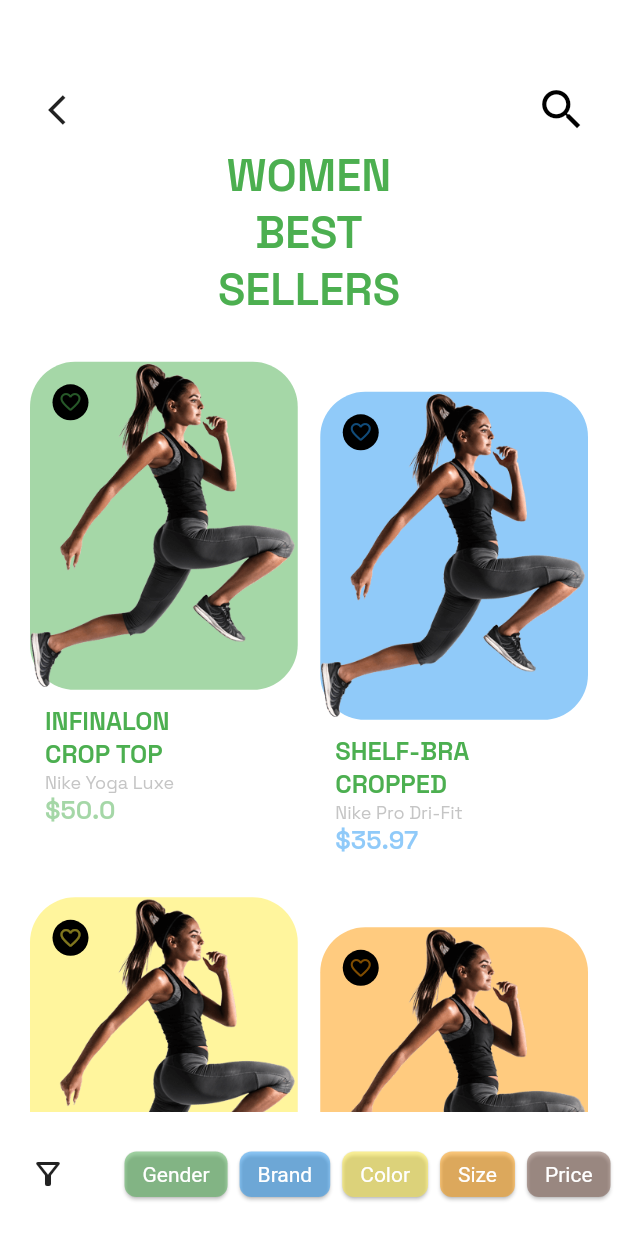
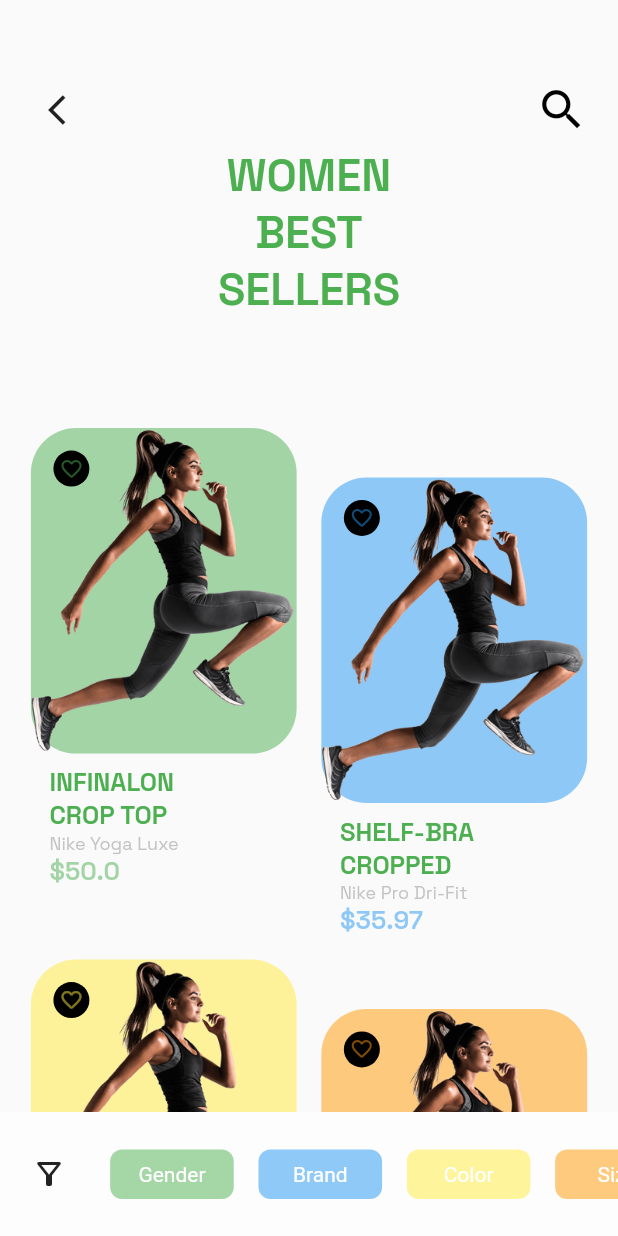
Before and after one commit to junaidalibacha/Clothing_App, a Flutter app: the screen it shows after launch, item 2 of the bottom bar chosen, on a phone screen of 412 x 824 dp. Run offline on Flutter 3.47's test engine with Material 2 defaults, Android fonts, the phone set to English and light mode, and no system bars; our stand-ins replace carousel_slider, get, google_fonts.

Commit message:
code commited

```diff
--- a/lib/main.dart
+++ b/lib/main.dart
@@ -12,14 +12,9 @@ class MyApp extends StatelessWidget {
 
   @override
   Widget build(BuildContext context) {
-    return GetMaterialApp(
+    return const GetMaterialApp(
       debugShowCheckedModeBanner: false,
-      theme: ThemeData(
-        primaryColor: Colors.green,
-        primarySwatch: Colors.green,
-        scaffoldBackgroundColor: Colors.white,
-      ),
-      home: const HomeScreen(),
+      home: HomeScreen(),
     );
   }
 }
--- a/lib/ui/views/homeScreen_view/home_screen.dart
+++ b/lib/ui/views/homeScreen_view/home_screen.dart
@@ -16,25 +16,7 @@ class HomeScreen extends StatelessWidget {
     return SafeArea(
       child: Scaffold(
         extendBodyBehindAppBar: true,
-        appBar: AppBar(
-          automaticallyImplyLeading: false,
-          backgroundColor: Colors.transparent,
-          elevation: 0,
-          bottom: PreferredSize(
-            child: const Align(
-              alignment: Alignment.centerRight,
-              child: Padding(
-                padding: EdgeInsets.only(right: 20),
-                child: Icon(
-                  Icons.search,
-                  color: Colors.black,
-                  size: 35,
-                ),
-              ),
-            ),
-            preferredSize: Size(width, height * 0.05),
-          ),
-        ),
+        appBar: _buildAppBar(),
         body: Container(
           height: height * 0.85,
           width: width,
@@ -50,7 +32,7 @@ class HomeScreen extends StatelessWidget {
             ),
           ),
           child: Padding(
-            padding: const EdgeInsets.symmetric(horizontal: 20),
+            padding: EdgeInsets.symmetric(horizontal: width * 0.05),
             child: Column(
               children: <Widget>[
                 const Spacer(flex: 2),
@@ -75,6 +57,28 @@ class HomeScreen extends StatelessWidget {
     );
   }
 
+  AppBar _buildAppBar() {
+    return AppBar(
+      automaticallyImplyLeading: false,
+      backgroundColor: Colors.transparent,
+      elevation: 0,
+      bottom: PreferredSize(
+        child: Align(
+          alignment: Alignment.centerRight,
+          child: Padding(
+            padding: EdgeInsets.only(right: width * 0.05),
+            child: const Icon(
+              Icons.search,
+              color: Colors.black,
+              size: 35,
+            ),
+          ),
+        ),
+        preferredSize: Size(width, height * 0.05),
+      ),
+    );
+  }
+
   TextButton _buildTextButton({
     required VoidCallback onTap,
     required String text,
--- a/lib/ui/views/women_bestSellers_view/women_best_sellers_screen.dart
+++ b/lib/ui/views/women_bestSellers_view/women_best_sellers_screen.dart
@@ -56,18 +56,18 @@ class WomenBestSellersScreen extends StatelessWidget {
                   itemCount: sellersList.length,
                   shrinkWrap: true,
                   physics: const NeverScrollableScrollPhysics(),
-                  padding:
-                      const EdgeInsets.symmetric(horizontal: 20, vertical: 30),
-                  gridDelegate: const SliverGridDelegateWithFixedCrossAxisCount(
+                  padding: EdgeInsets.symmetric(
+                      horizontal: width * 0.05, vertical: height * 0.09),
+                  gridDelegate: SliverGridDelegateWithFixedCrossAxisCount(
                     crossAxisCount: 2,
                     childAspectRatio: 0.5,
-                    crossAxisSpacing: 15,
+                    crossAxisSpacing: width * 0.04,
                     // mainAxisSpacing: 10,
                   ),
                   itemBuilder: (context, index) => Padding(
                     padding: EdgeInsets.only(
-                      top: index.isOdd ? 20 : 0,
-                      bottom: index.isEven ? 20 : 0,
+                      top: index.isOdd ? height * 0.04 : 0,
+                      bottom: index.isEven ? height * 0.04 : 0,
                     ),
                     child: _buildProductCard(_colorList, index),
                   ),
@@ -114,11 +114,11 @@ class WomenBestSellersScreen extends StatelessWidget {
             ),
           ],
         ),
-        const SizedBox(
-          height: 10,
+        SizedBox(
+          height: height * 0.01,
         ),
         Padding(
-          padding: const EdgeInsets.only(left: 10),
+          padding: EdgeInsets.only(left: width * 0.03),
           child: Column(
             crossAxisAlignment: CrossAxisAlignment.start,
             children: [
@@ -148,27 +148,26 @@ class WomenBestSellersScreen extends StatelessWidget {
         width: width,
         child: Row(
           children: [
-            const Padding(
-              padding: EdgeInsets.symmetric(horizontal: 20),
-              child: Icon(Icons.filter_alt_outlined),
+            Padding(
+              padding: EdgeInsets.symmetric(horizontal: width * 0.05),
+              child: const Icon(Icons.filter_alt_outlined),
             ),
             Expanded(
-              child: ListView.builder(
+              child: ListView(
                 scrollDirection: Axis.horizontal,
-                itemCount: _filterList.length,
-                padding:
-                    const EdgeInsets.symmetric(horizontal: 15, vertical: 22),
-                itemBuilder: (context, index) => Card(
-                  elevation: 1,
-                  shape: const RoundedRectangleBorder(
-                    borderRadius: BorderRadius.all(
-                      Radius.circular(8),
-                    ),
-                  ),
-                  color: _colorList[index],
-                  child: Center(
-                    child: Padding(
-                      padding: const EdgeInsets.symmetric(horizontal: 12),
+                children: List.generate(
+                  _filterList.length,
+                  (index) => Padding(
+                    padding: EdgeInsets.symmetric(
+                        vertical: height * 0.03, horizontal: width * 0.02),
+                    child: Container(
+                      width: width * 0.2,
+                      height: height * 0.05,
+                      alignment: Alignment.center,
+                      decoration: BoxDecoration(
+                        borderRadius: BorderRadius.circular(8),
+                        color: _colorList[index],
+                      ),
                       child: Text(
                         _filterList[index],
                         style: const TextStyle(
```
